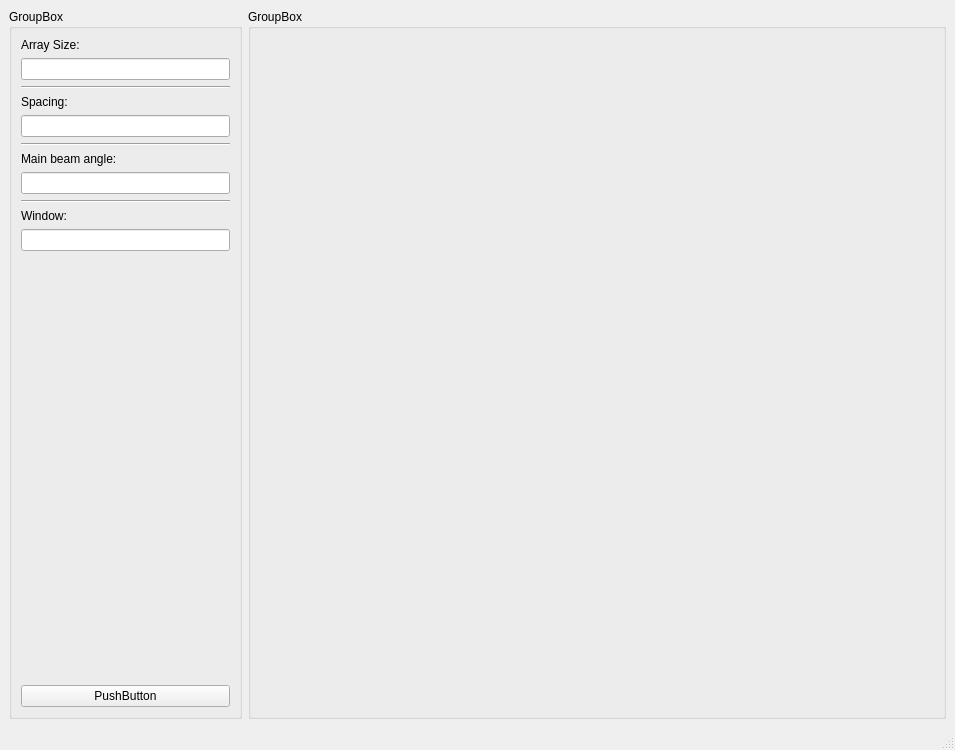
Above: array_analysis.ui from rookiepeng/antenna-array-analysis before the change. Below: the same form after it.
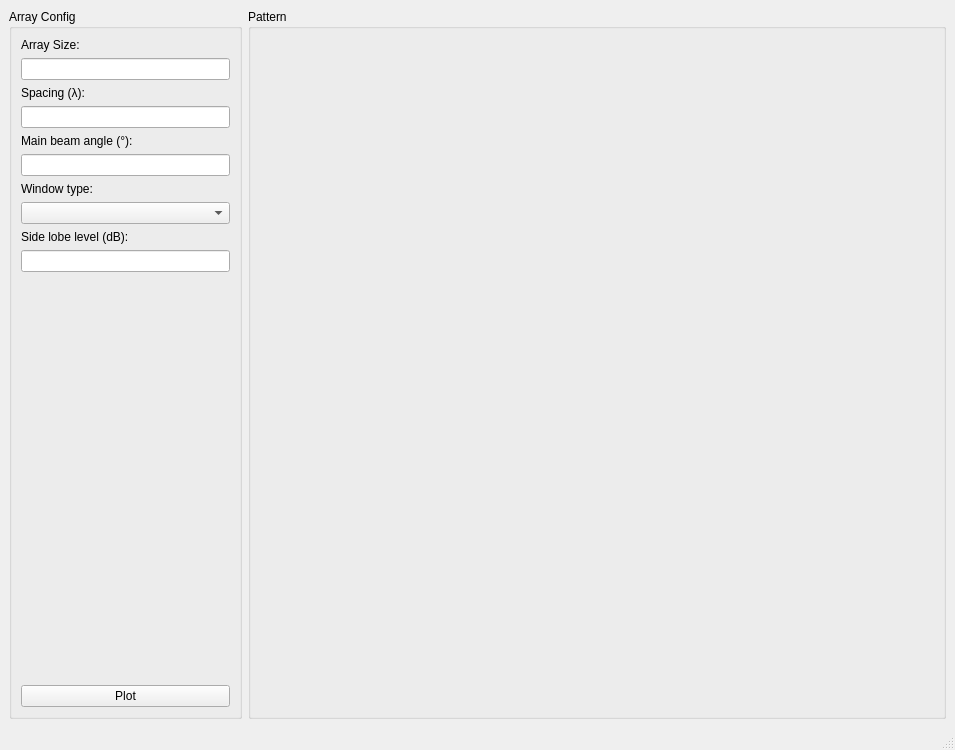
That is the form after the change.

What changed in the file:
```diff
--- a/array_analysis.ui
+++ b/array_analysis.ui
@@ -36,7 +36,7 @@
        </size>
       </property>
       <property name="title">
-       <string>GroupBox</string>
+       <string>Array Config</string>
       </property>
       <layout class="QVBoxLayout" name="verticalLayout">
        <item>
@@ -47,58 +47,54 @@
         </widget>
        </item>
        <item>
-        <widget class="QLineEdit" name="lineEdit"/>
-       </item>
-       <item>
-        <widget class="Line" name="line">
-         <property name="orientation">
-          <enum>Qt::Horizontal</enum>
+        <widget class="QLineEdit" name="lineEdit_ArraySize">
+         <property name="maxLength">
+          <number>32769</number>
+         </property>
+         <property name="echoMode">
+          <enum>QLineEdit::Normal</enum>
          </property>
         </widget>
        </item>
        <item>
         <widget class="QLabel" name="label_2">
          <property name="text">
-          <string>Spacing:</string>
+          <string>Spacing (λ):</string>
          </property>
         </widget>
        </item>
        <item>
-        <widget class="QLineEdit" name="lineEdit_2"/>
-       </item>
-       <item>
-        <widget class="Line" name="line_2">
-         <property name="orientation">
-          <enum>Qt::Horizontal</enum>
-         </property>
-        </widget>
+        <widget class="QLineEdit" name="lineEdit_Spacing"/>
        </item>
        <item>
         <widget class="QLabel" name="label_3">
          <property name="text">
-          <string>Main beam angle:</string>
+          <string>Main beam angle (°):</string>
          </property>
         </widget>
        </item>
        <item>
-        <widget class="QLineEdit" name="lineEdit_3"/>
-       </item>
-       <item>
-        <widget class="Line" name="line_3">
-         <property name="orientation">
-          <enum>Qt::Horizontal</enum>
-         </property>
-        </widget>
+        <widget class="QLineEdit" name="lineEdit_MainBeamAngle"/>
        </item>
        <item>
         <widget class="QLabel" name="label_4">
          <property name="text">
-          <string>Window:</string>
+          <string>Window type:</string>
          </property>
         </widget>
        </item>
        <item>
-        <widget class="QLineEdit" name="lineEdit_4"/>
+        <widget class="QComboBox" name="comboBox_Window"/>
+       </item>
+       <item>
+        <widget class="QLabel" name="label_SLL">
+         <property name="text">
+          <string>Side lobe level (dB):</string>
+         </property>
+        </widget>
+       </item>
+       <item>
+        <widget class="QLineEdit" name="lineEdit_SLL"/>
        </item>
        <item>
         <spacer name="verticalSpacer">
@@ -116,7 +112,7 @@
        <item>
         <widget class="QPushButton" name="pushButton">
          <property name="text">
-          <string>PushButton</string>
+          <string>Plot</string>
          </property>
         </widget>
        </item>
@@ -138,7 +134,7 @@
        </size>
       </property>
       <property name="title">
-       <string>GroupBox</string>
+       <string>Pattern</string>
       </property>
       <layout class="QVBoxLayout" name="verticalLayout_3">
        <item>
```
Left out of the diff: 2 changed lines with no effect on the pictures.
